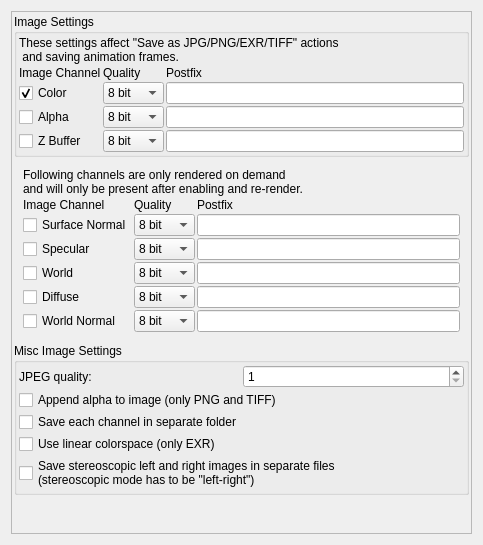
Qt form mandelbulber2/qt/image_save_dialog.ui (buddhi1980/mandelbulber2) before a commit.
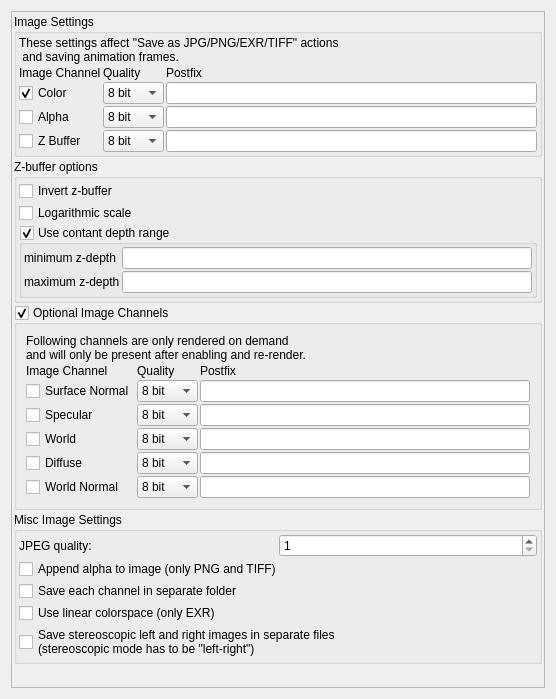
The same form after that commit. Icons and pictures are not drawn. Custom widgets are drawn as their Qt base class.

Commit message: Added options for zbuffer saving: inverting z-buffer, logarithmic scale, constant depth range

Diff of the .ui file:
```diff
--- a/mandelbulber2/qt/image_save_dialog.ui
+++ b/mandelbulber2/qt/image_save_dialog.ui
@@ -6,8 +6,8 @@
    <rect>
     <x>0</x>
     <y>0</y>
-    <width>483</width>
-    <height>545</height>
+    <width>556</width>
+    <height>699</height>
    </rect>
   </property>
   <property name="windowTitle">
@@ -33,8 +33,8 @@
          <rect>
           <x>0</x>
           <y>0</y>
-          <width>465</width>
-          <height>527</height>
+          <width>538</width>
+          <height>681</height>
          </rect>
         </property>
         <layout class="QVBoxLayout" name="verticalLayout_image">
@@ -218,11 +218,96 @@
            </layout>
           </widget>
          </item>
+         <item>
+          <widget class="QGroupBox" name="groupBox">
+           <property name="title">
+            <string>Z-buffer options</string>
+           </property>
+           <layout class="QGridLayout" name="gridLayout_3">
+            <property name="leftMargin">
+             <number>2</number>
+            </property>
+            <property name="topMargin">
+             <number>2</number>
+            </property>
+            <property name="rightMargin">
+             <number>2</number>
+            </property>
+            <property name="bottomMargin">
+             <number>2</number>
+            </property>
+            <property name="spacing">
+             <number>2</number>
+            </property>
+            <item row="0" column="0">
+             <widget class="MyCheckBox" name="checkBox_zbuffer_invert">
+              <property name="text">
+               <string>Invert z-buffer</string>
+              </property>
+             </widget>
+            </item>
+            <item row="1" column="0">
+             <widget class="MyCheckBox" name="checkBox_zbuffer_logarithmic">
+              <property name="text">
+               <string>Logarithmic scale</string>
+              </property>
+             </widget>
+            </item>
+            <item row="2" column="0">
+             <widget class="MyGroupBox" name="groupCheck_zbuffer_constant_range">
+              <property name="title">
+               <string>Use contant depth range</string>
+              </property>
+              <property name="checkable">
+               <bool>true</bool>
+              </property>
+              <layout class="QGridLayout" name="gridLayout_5">
+               <property name="leftMargin">
+                <number>2</number>
+               </property>
+               <property name="topMargin">
+                <number>2</number>
+               </property>
+               <property name="rightMargin">
+                <number>2</number>
+               </property>
+               <property name="bottomMargin">
+                <number>2</number>
+               </property>
+               <property name="spacing">
+                <number>2</number>
+               </property>
+               <item row="1" column="0">
+                <widget class="QLabel" name="label_2">
+                 <property name="text">
+                  <string>maximum z-depth</string>
+                 </property>
+                </widget>
+               </item>
+               <item row="0" column="0">
+                <widget class="QLabel" name="label">
+                 <property name="text">
+                  <string>minimum z-depth</string>
+                 </property>
+                </widget>
+               </item>
+               <item row="0" column="1">
+                <widget class="MyLineEdit" name="logedit_zbuffer_min_depth"/>
+               </item>
+               <item row="1" column="1">
+                <widget class="MyLineEdit" name="logedit_zbuffer_max_depth"/>
+               </item>
+              </layout>
+             </widget>
+            </item>
+           </layout>
+          </widget>
+         </item>
          <item>
           <layout class="QVBoxLayout" name="verticalLayout_10">
            <item>
-            <widget class="MyGroupBox" name="groupCheck_optional_image_channels_enabled" native="true">
-             <property name="title" stdset="0">
+            <widget class="MyGroupBox" name="groupCheck_optional_image_channels_enabled">
+             <property name="title">
               <string>Optional Image Channels</string>
              </property>
              <property name="checkable" stdset="0">
@@ -552,7 +637,7 @@
   </customwidget>
   <customwidget>
    <class>MyGroupBox</class>
-   <extends>QWidget</extends>
+   <extends>QGroupBox</extends>
    <header>my_group_box.h</header>
   </customwidget>
  </customwidgets>
```
Left out of the diff: 5 changed lines with no effect on the pictures. The commit also changes 2 other files.
